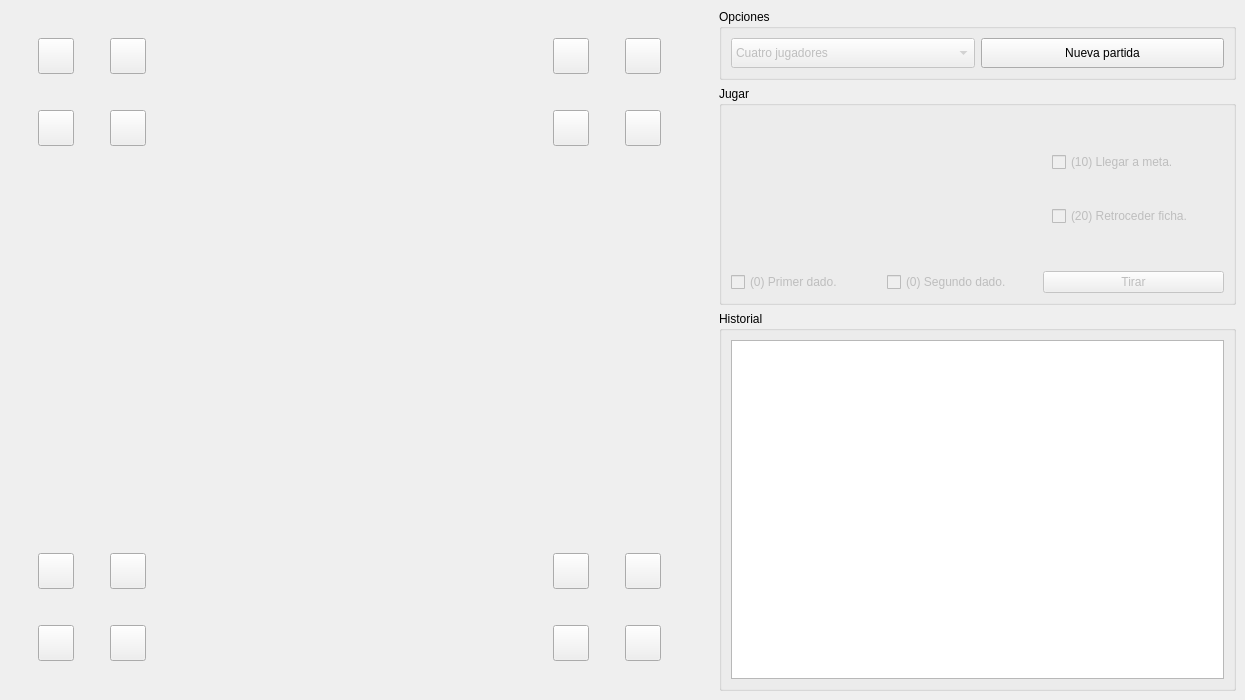
Lerduzz/Lerchis, file parchis.ui: the form before one commit.
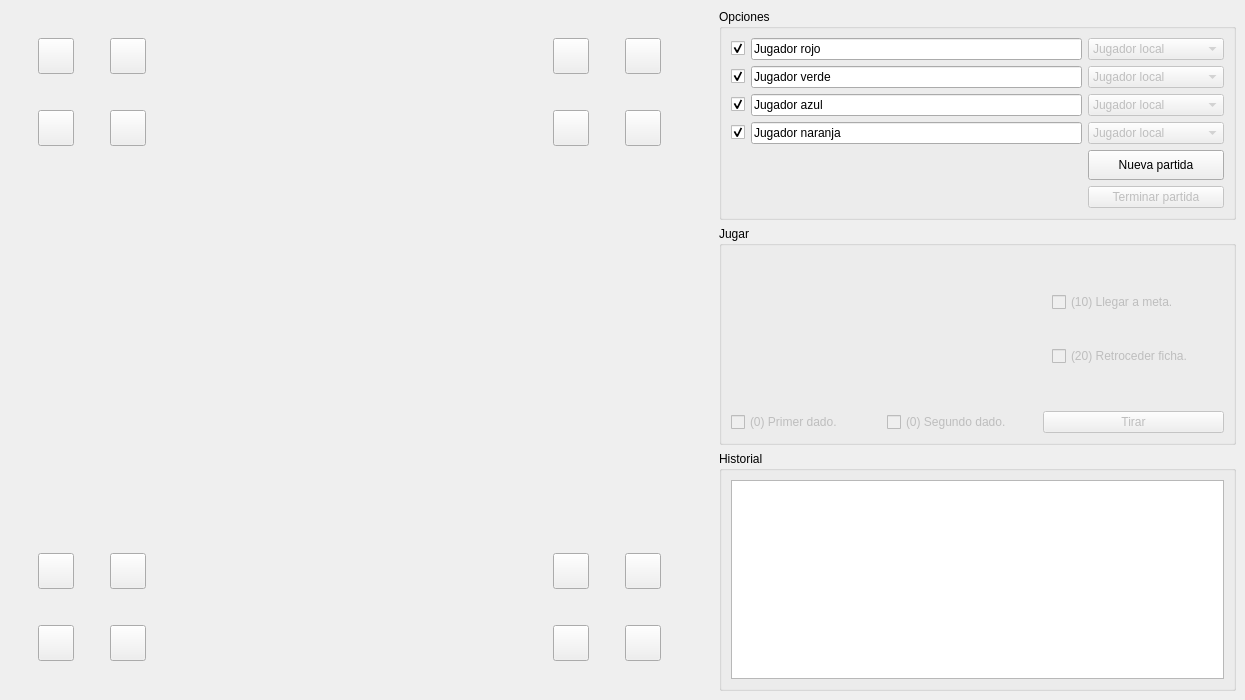
The form after the commit. Icons and pictures are not drawn.

Commit message: Creada la nueva parte de la interfaz de iniciar partida.

Patch:
```diff
--- a/parchis.ui
+++ b/parchis.ui
@@ -409,51 +409,8 @@
          <property name="title">
           <string>Opciones</string>
          </property>
-         <layout class="QHBoxLayout" name="horizontalLayout">
-          <item>
-           <widget class="QComboBox" name="numJugadores">
-            <property name="enabled">
-             <bool>false</bool>
-            </property>
-            <property name="minimumSize">
-             <size>
-              <width>0</width>
-              <height>30</height>
-             </size>
-            </property>
-            <property name="currentIndex">
-             <number>2</number>
-            </property>
-            <item>
-             <property name="text">
-              <string>Dos jugadores</string>
-             </property>
-             <property name="icon">
-              <iconset resource="parchis.qrc">
-               <normaloff>:/dados/dado12.png</normaloff>:/dados/dado12.png</iconset>
-             </property>
-            </item>
-            <item>
-             <property name="text">
-              <string>Tres jugadores</string>
-             </property>
-             <property name="icon">
-              <iconset resource="parchis.qrc">
-               <normaloff>:/dados/dado23.png</normaloff>:/dados/dado23.png</iconset>
-             </property>
-            </item>
-            <item>
-             <property name="text">
-              <string>Cuatro jugadores</string>
-             </property>
-             <property name="icon">
-              <iconset resource="parchis.qrc">
-               <normaloff>:/dados/dado34.png</normaloff>:/dados/dado34.png</iconset>
-             </property>
-            </item>
-           </widget>
-          </item>
-          <item>
+         <layout class="QGridLayout" name="gridLayout_2">
+          <item row="4" column="2">
            <widget class="QPushButton" name="btnNuevaPartida">
             <property name="minimumSize">
              <size>
@@ -466,6 +423,188 @@
             </property>
            </widget>
           </item>
+          <item row="2" column="0">
+           <widget class="QCheckBox" name="checkPlayer2">
+            <property name="text">
+             <string/>
+            </property>
+            <property name="icon">
+             <iconset resource="parchis.qrc">
+              <normaloff>:/fichas/ficha2.png</normaloff>:/fichas/ficha2.png</iconset>
+            </property>
+            <property name="checked">
+             <bool>true</bool>
+            </property>
+           </widget>
+          </item>
+          <item row="2" column="2">
+           <widget class="QComboBox" name="comboPlayer2">
+            <property name="enabled">
+             <bool>false</bool>
+            </property>
+            <item>
+             <property name="text">
+              <string>Jugador local</string>
+             </property>
+            </item>
+            <item>
+             <property name="text">
+              <string>Inteligencia artificial</string>
+             </property>
+            </item>
+            <item>
+             <property name="text">
+              <string>Jugador por red</string>
+             </property>
+            </item>
+           </widget>
+          </item>
+          <item row="1" column="0">
+           <widget class="QCheckBox" name="checkPlayer1">
+            <property name="text">
+             <string/>
+            </property>
+            <property name="icon">
+             <iconset resource="parchis.qrc">
+              <normaloff>:/fichas/ficha1.png</normaloff>:/fichas/ficha1.png</iconset>
+            </property>
+            <property name="checked">
+             <bool>true</bool>
+            </property>
+           </widget>
+          </item>
+          <item row="0" column="2">
+           <widget class="QComboBox" name="comboPlayer0">
+            <property name="enabled">
+             <bool>false</bool>
+            </property>
+            <item>
+             <property name="text">
+              <string>Jugador local</string>
+             </property>
+            </item>
+            <item>
+             <property name="text">
+              <string>Inteligencia artificial</string>
+             </property>
+            </item>
+            <item>
+             <property name="text">
+              <string>Jugador por red</string>
+             </property>
+            </item>
+           </widget>
+          </item>
+          <item row="0" column="0">
+           <widget class="QCheckBox" name="checkPlayer0">
+            <property name="text">
+             <string/>
+            </property>
+            <property name="icon">
+             <iconset resource="parchis.qrc">
+              <normaloff>:/fichas/ficha0.png</normaloff>:/fichas/ficha0.png</iconset>
+            </property>
+            <property name="checked">
+             <bool>true</bool>
+            </property>
+           </widget>
+          </item>
+          <item row="2" column="1">
+           <widget class="QLineEdit" name="txtNamePlayer2">
+            <property name="text">
+             <string>Jugador azul</string>
+            </property>
+           </widget>
+          </item>
+          <item row="3" column="2">
+           <widget class="QComboBox" name="comboPlayer3">
+            <property name="enabled">
+             <bool>false</bool>
+            </property>
+            <item>
+             <property name="text">
+              <string>Jugador local</string>
+             </property>
+            </item>
+            <item>
+             <property name="text">
+              <string>Inteligencia artificial</string>
+             </property>
+            </item>
+            <item>
+             <property name="text">
+              <string>Jugador por red</string>
+             </property>
+            </item>
+           </widget>
+          </item>
+          <item row="0" column="1">
+           <widget class="QLineEdit" name="txtNamePlayer0">
+            <property name="text">
+             <string>Jugador rojo</string>
+            </property>
+           </widget>
+          </item>
+          <item row="1" column="1">
+           <widget class="QLineEdit" name="txtNamePlayer1">
+            <property name="text">
+             <string>Jugador verde</string>
+            </property>
+           </widget>
+          </item>
+          <item row="3" column="1">
+           <widget class="QLineEdit" name="txtNamePlayer3">
+            <property name="text">
+             <string>Jugador naranja</string>
+            </property>
+           </widget>
+          </item>
+          <item row="1" column="2">
+           <widget class="QComboBox" name="comboPlayer1">
+            <property name="enabled">
+             <bool>false</bool>
+            </property>
+            <item>
+             <property name="text">
+              <string>Jugador local</string>
+             </property>
+            </item>
+            <item>
+             <property name="text">
+              <string>Inteligencia artificial</string>
+             </property>
+            </item>
+            <item>
+             <property name="text">
+              <string>Jugador por red</string>
+             </property>
+            </item>
+           </widget>
+          </item>
+          <item row="3" column="0">
+           <widget class="QCheckBox" name="checkPlayer3">
+            <property name="text">
+             <string/>
+            </property>
+            <property name="icon">
+             <iconset resource="parchis.qrc">
+              <normaloff>:/fichas/ficha3.png</normaloff>:/fichas/ficha3.png</iconset>
+            </property>
+            <property name="checked">
+             <bool>true</bool>
+            </property>
+           </widget>
+          </item>
+          <item row="5" column="2">
+           <widget class="QPushButton" name="btnTerminarPartida">
+            <property name="enabled">
+             <bool>false</bool>
+            </property>
+            <property name="text">
+             <string>Terminar partida</string>
+            </property>
+           </widget>
+          </item>
          </layout>
         </widget>
        </item>
```
The commit also changes 2 other files.
